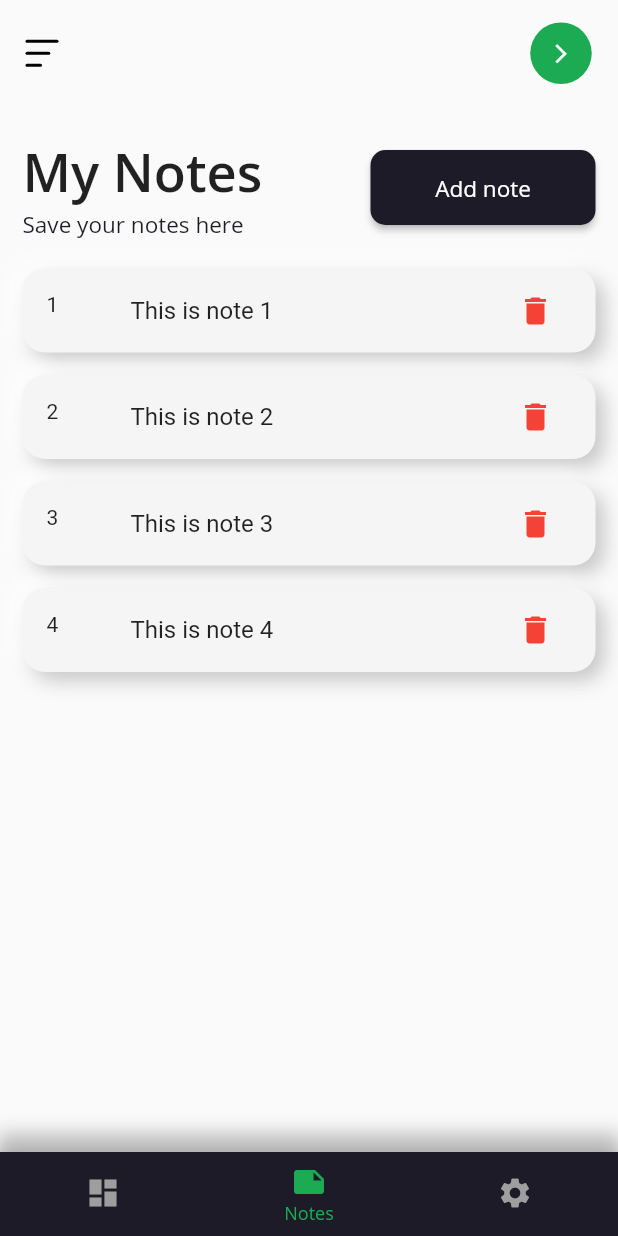
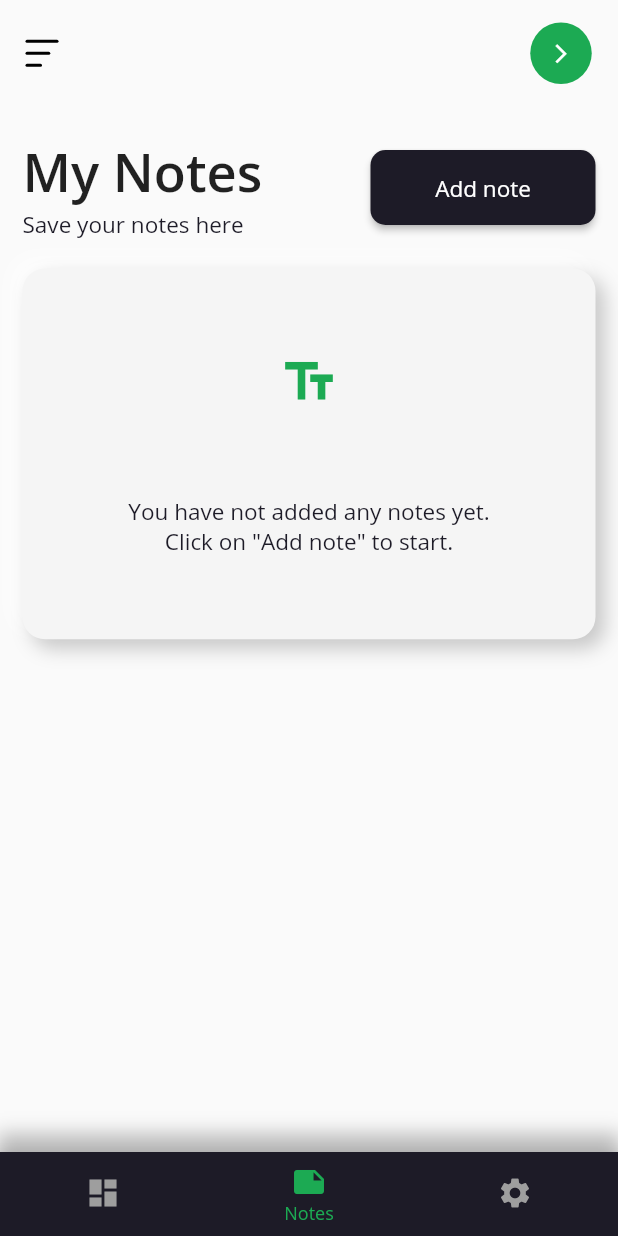
Before and after one commit to bot1001/AI-Birdie, a Flutter app: the screen it shows after launch, item 2 of the bottom bar chosen, in the side drawer, after a tap on "Add note", on a phone screen of 412 x 824 dp. Run offline on Flutter 3.47's test engine with Material 2 defaults, Android fonts, the phone set to English and light mode, and no system bars; our stand-ins replace audioplayers, camera, datetime_picker_formfield, file_picker, font_awesome_flutter, geolocator and 4 more; missing offline and left inert: flutter_animation_set, flutter_audio_recorder, flutter_email_sender, flutter_timer, grpc, protobuf.

Commit message:
Notes work done 99%

```diff
--- /dev/null
+++ b/lib/components/storage_1.dart
@@ -0,0 +1,52 @@
+
+import 'dart:io';
+
+import 'package:path_provider/path_provider.dart';
+
+Future<String> get appLocalPath async {
+  final directory = await getApplicationDocumentsDirectory();
+  // For your reference print the AppDoc directory
+  // print(directory.path);
+ return directory.path;
+}
+
+
+Future<File> get appLocalFile async {
+  final path = await appLocalPath;
+  return File('$path/data.txt');
+}
+
+
+Future<File> appendContent(String data) async {
+  final file = await appLocalFile;
+  // Write the file
+  return file.writeAsString(data, mode: FileMode.append);
+}
+
+
+// Future<File> writeContent(String data) async {
+//   final file = await appLocalFile;
+//   // Write the file
+
+//   return file.writeAsString(data, mode: FileMode.write);
+// }
+
+
+
+Future<File> clearFile() async{
+  final file = await appLocalFile;
+  return file.writeAsString("", flush: true);
+}
+
+
+
+Future<List<String>> readContentsByLine() async {
+  try {
+    final file = await appLocalFile;
+    List<String> contents = await file.readAsLines();
+    return contents;
+  } catch (e) {
+  //   // If there is an error reading, return a default String
+    return [];
+  }
+}
--- a/lib/screens/landing_page.dart
+++ b/lib/screens/landing_page.dart
@@ -35,6 +35,7 @@ class _LandingPageState extends State<LandingPage> {
       onWillPop: _willPopCallback,
       child: Scaffold(
         body: PageView.builder(
+
           dragStartBehavior: DragStartBehavior.down,
           controller: LandingPage.controller,
           itemCount: _pages.length,
--- a/lib/screens/my_notes.dart
+++ b/lib/screens/my_notes.dart
@@ -1,6 +1,5 @@
-
+import 'package:aibirdie/components/storage_1.dart';
 import 'package:aibirdie/constants.dart';
-// import 'package:aibirdie/screens/add_note.dart';
 import 'package:flutter/material.dart';
 
 class MyNotes extends StatefulWidget {
@@ -9,26 +8,37 @@ class MyNotes extends StatefulWidget {
 }
 
 class _MyNotesState extends State<MyNotes> {
+  String _textInput;
+  var noNotes = true;
 
-  String _textInput;
-
-  var _notes = [
-    "This is note 1",
-    "This is note 2",
-    "This is note 3",
-    "This is note 4",
-
-  ];
+  var _notes = [];
 
   @override
   void initState() {
     super.initState();
+    // clearFile();
+
+    readContentsByLine().then((value) {
+      setState(() {
+        if(value.length == 0){
+          noNotes = true;
+
+        }
+        // if (value[0] == "Exception") {
+        //   _notes = [];
+         else {
+          _notes = value;
+          noNotes = false;
+        }
+      });
+    });
   }
 
   // int _notesCount;
 
   @override
   Widget build(BuildContext context) {
+    // Animation<Offset> custom = Tween<Offset>(begin: Offset(0.0, 1.0), end: Offset(0.0, 0.0)).animate(animation);
     return Column(
       crossAxisAlignment: CrossAxisAlignment.start,
       children: <Widget>[
@@ -43,6 +53,7 @@ class _MyNotesState extends State<MyNotes> {
                 children: <Widget>[
                   Text(
                     "My Notes",
+                    // "$noNotes",
                     style: TextStyle(fontSize: 35, fontFamily: 'OS_semi_bold'),
                   ),
                   Text("Save your notes here", style: level2softdp),
@@ -59,16 +70,17 @@ class _MyNotesState extends State<MyNotes> {
                   onPressed: () {
                     showModalBottomSheet(
                       context: context,
-                      builder: (context){
+                      builder: (context) {
                         return Container(
                           color: Color(0xFF757575),
-
                           child: Container(
-        padding: EdgeInsets.symmetric(vertical: 20, horizontal: 40),
+                            padding: EdgeInsets.symmetric(
+                                vertical: 20, horizontal: 40),
                             decoration: BoxDecoration(
                               color: Colors.white,
                               borderRadius: BorderRadius.only(
-              topLeft: Radius.circular(20), topRight: Radius.circular(20)),
+                                  topLeft: Radius.circular(20),
+                                  topRight: Radius.circular(20)),
                             ),
                             child: Column(
                               crossAxisAlignment: CrossAxisAlignment.stretch,
@@ -84,16 +96,24 @@ class _MyNotesState extends State<MyNotes> {
                                   cursorColor: darkPurple,
                                   decoration: InputDecoration(
                                       hintText: "Write something here"),
-                onChanged: ((newText)=> setState(()  => _textInput = newText)           ),
+                                  onChanged: ((newText) =>
+                                      setState(() => _textInput = newText)),
                                 ),
                                 SizedBox(
                                   height: 20,
                                 ),
-
                                 RaisedButton(
-              shape: RoundedRectangleBorder(borderRadius: BorderRadius.circular(15)),
+                                  shape: RoundedRectangleBorder(
+                                      borderRadius: BorderRadius.circular(15)),
                                   onPressed: () {
-                print(_textInput);
+                                    appendContent("$_textInput\n");
+                                    readContentsByLine().then((value) {
+                                      setState(() {
+                                        _notes = value;
+                                        noNotes = false;
+                                      });
+                                    });
+                                    Navigator.of(context).pop();
                                   },
                                   padding: EdgeInsets.symmetric(vertical: 15),
                                   color: softGreen,
@@ -118,14 +138,18 @@ class _MyNotesState extends State<MyNotes> {
             ],
           ),
         ),
+        noNotes == true
+            ? noNotesWidget()
+            : Container(
 
-        Container(
                 child: ListView.builder(
                   shrinkWrap: true,
                   physics: NeverScrollableScrollPhysics(),
                   itemCount: _notes.length,
-            itemBuilder: (BuildContext context, int index){
-              return         Container(
+                  // initialItemCount: _notes.length,
+                  itemBuilder: (BuildContext context, int index) {
+                    return Container(
+
                         margin: EdgeInsets.only(bottom: 15),
                         // height: 300,
                         decoration: BoxDecoration(
@@ -146,25 +170,80 @@ class _MyNotesState extends State<MyNotes> {
                         ),
 
                         child: ListTile(
-            leading: Text("${index+1}"),
+                          leading: Text("${index + 1}"),
                           title: Text(_notes[index]),
                           trailing: IconButton(
-              icon: Icon(Icons.delete, color: Colors.red,),
-              onPressed: (){
+                            icon: Icon(
+                              Icons.delete,
+                              color: Colors.red,
+                            ),
+                            onPressed: () {
+                              _notes.removeAt(index);
+                              String temp = "";
+                              for (var everyNote in _notes) {
+                                temp = temp + everyNote + "\n";
+                              }
+                              clearFile();
+                              appendContent(temp);
+                              readContentsByLine().then((value) {
                                 setState(() {
-                  _notes.removeAt(index);
-
+                                  _notes = value;
+                                });
+                                if (_notes.length == 0) {
+                                  print("All notes deleted");
+                                  setState(() {
+                                    noNotes = true;
+                                  });
+                                }
                               });
                             },
                           ),
                         ),
                       );
-
                   },
                 ),
               ),
-
       ],
     );
   }
+
+  Widget noNotesWidget() {
+    return Container(
+                            decoration: BoxDecoration(
+                        color: Color(0xfff5f5f5),
+                        boxShadow: [
+                          BoxShadow(
+                            offset: Offset(-6.00, -6.00),
+                            color: Color(0xffffffff).withOpacity(0.80),
+                            blurRadius: 10,
+                          ),
+                          BoxShadow(
+                            offset: Offset(6.00, 6.00),
+                            color: Color(0xff000000).withOpacity(0.20),
+                            blurRadius: 10,
+                          ),
+                        ],
+                        borderRadius: BorderRadius.circular(15.00),
+                      ),
+
+      height: MediaQuery.of(context).size.height * 0.3,
+        // color: Colors.red,
+        child: Center(
+    child: Column(
+      mainAxisAlignment: MainAxisAlignment.spaceEvenly,
+      children: <Widget>[
+        Icon(Icons.text_fields, size: 40, color: softGreen,),
+        Column(
+          children: <Widget>[
+
+        Text("You have not added any notes yet.", style: level2softdp,),
+        Text("Click on \"Add note\" to start.", style: level2softdp,),
+          ],
+        ),
+      ],
+    )
+        )
+      );
+
   }
+}
--- a/pubspec.yaml
+++ b/pubspec.yaml
@@ -27,7 +27,7 @@ dependencies:
   datetime_picker_formfield: ^0.4.3
   geolocator: ^5.1.5
   camera: ^0.5.7+4
-  path_provider: ^1.5.1
+  path_provider: ^1.6.7
   path: ^1.6.4
   rflutter_alert: ^1.0.3
   font_awesome_flutter: ^8.5.0
```
Also changed, not shown: pubspec.lock, 1 other file. Lines whose indentation alone changed are shown as unchanged.
